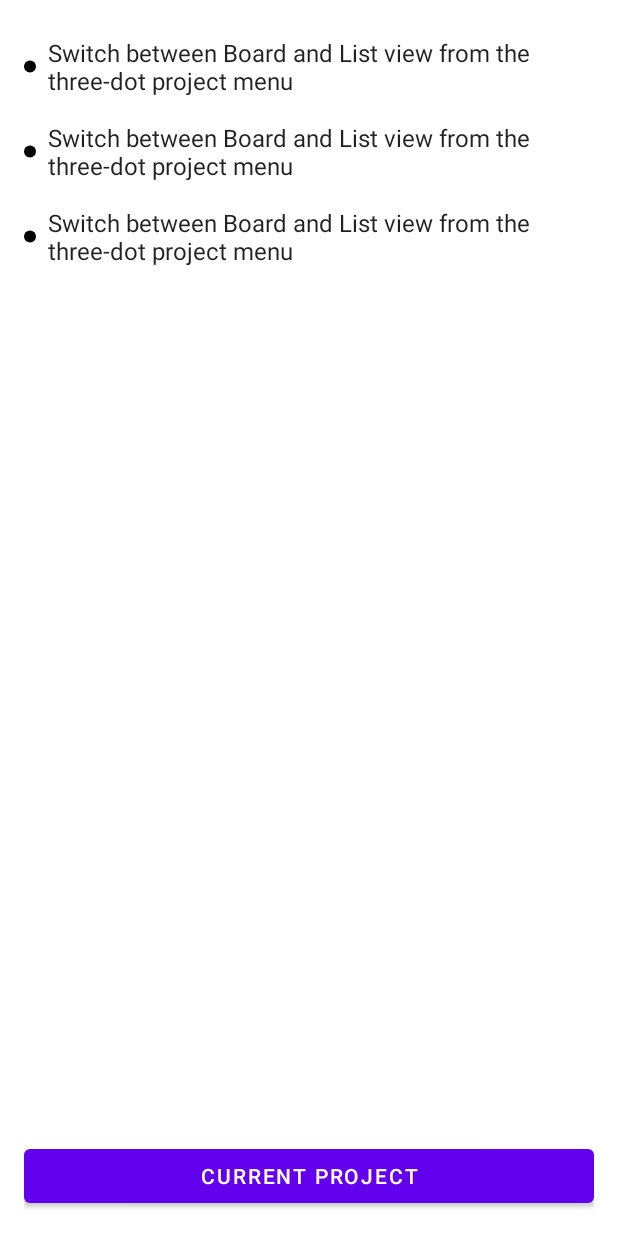
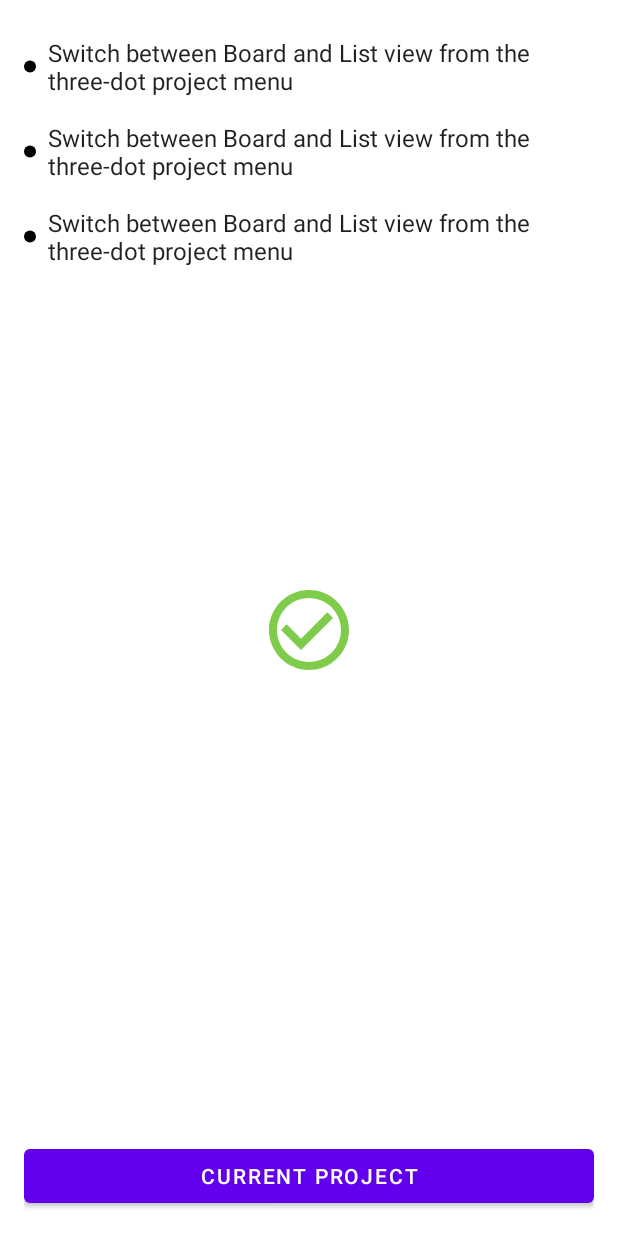
Before and after one commit to an-yurii/TestingWorkshopApp, an Android app: the layout task_list_fragment.xml on its own in the app's theme, with its tools: preview values and no code run, on a phone screen of 412 x 824 dp. Run offline under Robolectric (Android 15) with nearby library versions, the phone set to English and light mode, and no system bars; network calls fail.

Commit message:
show splash for empty list

```diff
--- a/app/src/main/java/ru/yurii/testingworkshopapp/tasklist/TaskListFragment.kt
+++ b/app/src/main/java/ru/yurii/testingworkshopapp/tasklist/TaskListFragment.kt
@@ -77,7 +77,6 @@ class TaskListFragment : Fragment() {
                 is ProjectState.FailedToLoad -> showError(state.exception)
             }
         }
-
         viewModel.load()
     }
 
@@ -92,7 +91,11 @@ class TaskListFragment : Fragment() {
     private fun loadDataToAdapter(adapter: TaskListAdapter) {
         viewModel.tasksStateOutput.observe(viewLifecycleOwner) { state ->
             when (state) {
-                is TaskListViewState.Loaded -> adapter.submitList(state.tasks)
+                is TaskListViewState.Loaded -> {
+                    adapter.submitList(state.tasks)
+                    binding.taskList.visibility = if (state.tasks.isEmpty()) View.GONE else View.VISIBLE
+                    binding.splash.visibility = if (state.tasks.isEmpty()) View.VISIBLE else View.GONE
+                }
                 is TaskListViewState.FailedToLoad -> showError(state.exception)
             }.exhaustive
         }
--- /dev/null
+++ b/app/src/main/res/drawable/ic_all_done.xml
@@ -0,0 +1,8 @@
+<vector xmlns:android="http://schemas.android.com/apk/res/android"
+    android:height="64dp"
+    android:width="64dp"
+    android:viewportHeight="24"
+    android:viewportWidth="24">
+
+    <path android:fillColor="@color/lime_green" android:pathData="M16.59,7.58L10,14.17l-3.59,-3.58L5,12l5,5 8,-8zM12,2C6.48,2 2,6.48 2,12s4.48,10 10,10 10,-4.48 10,-10S17.52,2 12,2zM12,20c-4.42,0 -8,-3.58 -8,-8s3.58,-8 8,-8 8,3.58 8,8 -3.58,8 -8,8z"/>
+</vector>
--- a/app/src/main/res/layout/task_list_fragment.xml
+++ b/app/src/main/res/layout/task_list_fragment.xml
@@ -30,4 +30,17 @@
         tools:visibility="visible"
         />
 
+    <ImageView
+        android:id="@+id/splash"
+        android:layout_width="wrap_content"
+        android:layout_height="wrap_content"
+        android:src="@drawable/ic_all_done"
+        android:visibility="gone"
+        tools:visibility="visible"
+        app:layout_constraintTop_toTopOf="parent"
+        app:layout_constraintBottom_toBottomOf="parent"
+        app:layout_constraintEnd_toEndOf="parent"
+        app:layout_constraintStart_toStartOf="parent"
+        tools:ignore="ContentDescription" />
+
 </androidx.constraintlayout.widget.ConstraintLayout>
```
